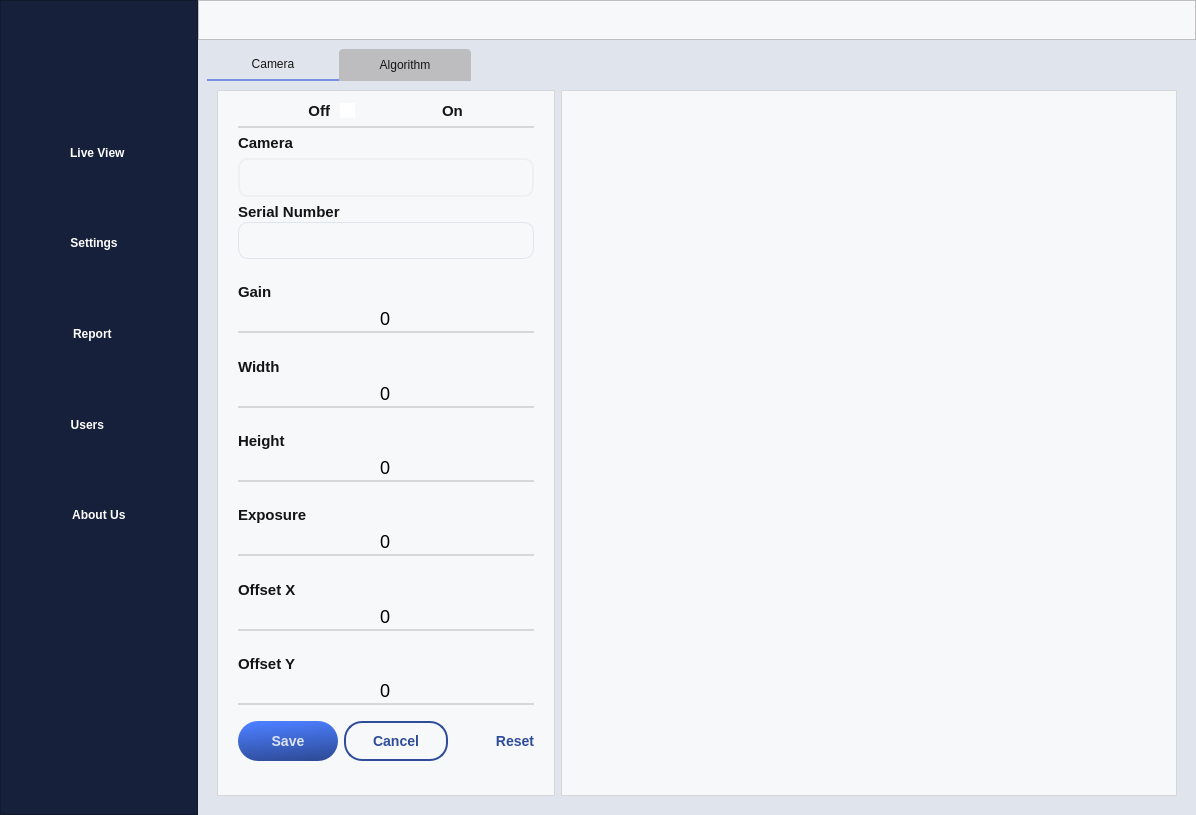
Qt form UIFiles/main_UI.ui (DORSA-co/MSC_Conveyor) before a commit.
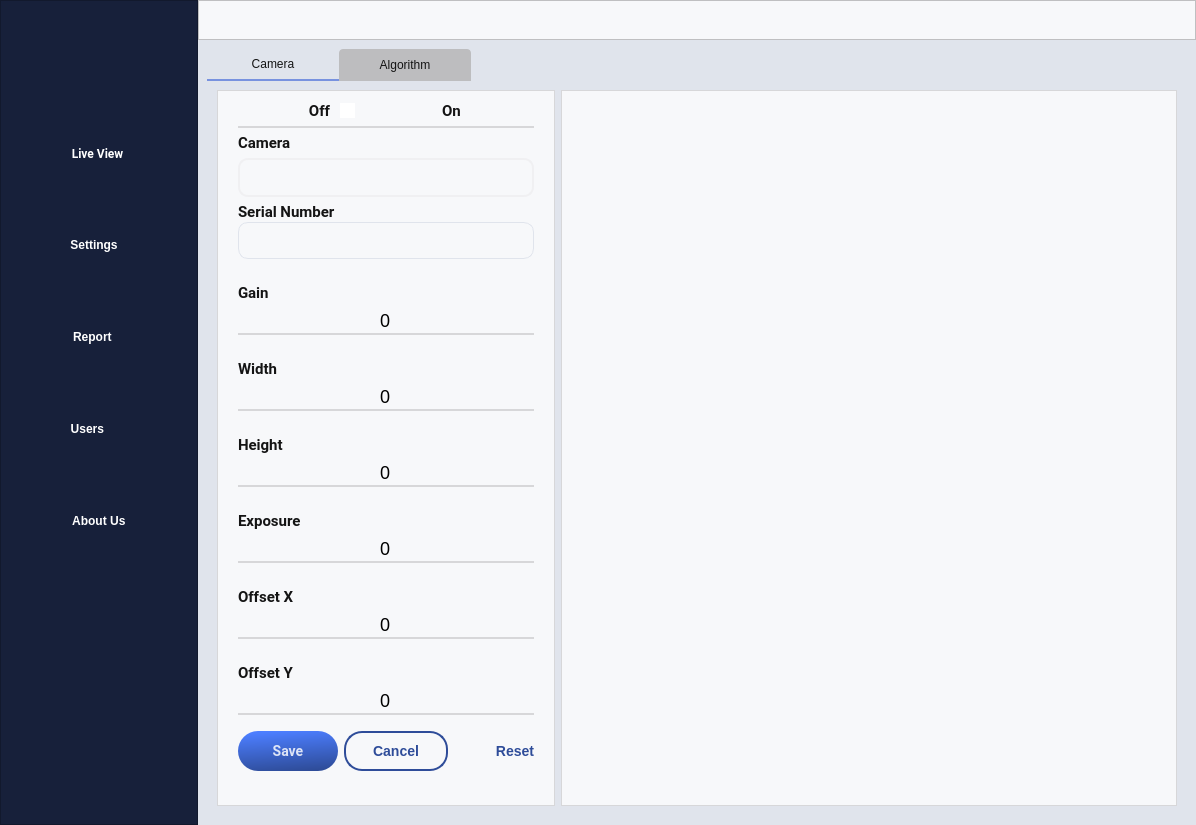
The same form after that commit. The open tabs and pages were chosen to show the change. Icons and pictures are not drawn. Custom widgets are drawn as their Qt base class.

```diff
--- a/UIFiles/main_UI.ui
+++ b/UIFiles/main_UI.ui
@@ -7,7 +7,7 @@
     <x>0</x>
     <y>0</y>
     <width>1196</width>
-    <height>815</height>
+    <height>825</height>
    </rect>
   </property>
   <property name="windowTitle">
@@ -18,7 +18,13 @@
     <bool>true</bool>
    </property>
    <property name="styleSheet">
-    <string notr="true">QLabel{
+    <string notr="true">*{
+	font: auto &quot;Roboto&quot;;
+}
+
+/************************************************************/
+
+QLabel{
 	color: rgb(20, 20, 20);
 }
 
@@ -147,7 +153,7 @@
 
 QGraphicsView{
 	border: None;
-	background-color: #F7F8FA
+	background-color: transparent;
 }
 
 /************************************************************/
@@ -673,7 +679,9 @@
          </property>
          <property name="font">
           <font>
+           <family>Roboto</family>
            <weight>75</weight>
+           <italic>false</italic>
            <bold>true</bold>
           </font>
          </property>
@@ -1738,8 +1746,10 @@
                      </property>
                      <property name="font">
                       <font>
+                       <family>Roboto</family>
                        <pointsize>-1</pointsize>
                        <weight>75</weight>
+                       <italic>false</italic>
                        <bold>true</bold>
                       </font>
                      </property>
@@ -1774,8 +1784,10 @@
                      </property>
                      <property name="font">
                       <font>
+                       <family>Roboto</family>
                        <pointsize>-1</pointsize>
                        <weight>75</weight>
+                       <italic>false</italic>
                        <bold>true</bold>
                       </font>
                      </property>
@@ -1824,8 +1836,10 @@
                         <widget class="QLabel" name="camera_settings_camera_label">
                          <property name="font">
                           <font>
+                           <family>Roboto</family>
                            <pointsize>-1</pointsize>
                            <weight>75</weight>
+                           <italic>false</italic>
                            <bold>true</bold>
                           </font>
                          </property>
@@ -1850,8 +1864,10 @@
                           <widget class="QLabel" name="camera_settings_serial_label">
                            <property name="font">
                             <font>
+                             <family>Roboto</family>
                              <pointsize>-1</pointsize>
                              <weight>75</weight>
+                             <italic>false</italic>
                              <bold>true</bold>
                             </font>
                            </property>
@@ -1878,8 +1894,10 @@
                       <widget class="QLabel" name="camera_settings_gain_label">
                        <property name="font">
                         <font>
+                         <family>Roboto</family>
                          <pointsize>-1</pointsize>
                          <weight>75</weight>
+                         <italic>false</italic>
                          <bold>true</bold>
                         </font>
                        </property>
@@ -1912,8 +1930,10 @@
                        </property>
                        <property name="font">
                         <font>
+                         <family>Roboto</family>
                          <pointsize>-1</pointsize>
                          <weight>75</weight>
+                         <italic>false</italic>
                          <bold>true</bold>
                         </font>
                        </property>
@@ -1943,8 +1963,10 @@
                       <widget class="QLabel" name="camera_settings_height_label">
                        <property name="font">
                         <font>
+                         <family>Roboto</family>
                          <pointsize>-1</pointsize>
                          <weight>75</weight>
+                         <italic>false</italic>
                          <bold>true</bold>
                         </font>
                        </property>
@@ -1974,8 +1996,10 @@
                       <widget class="QLabel" name="camera_settings_exposure_label">
                        <property name="font">
                         <font>
+                         <family>Roboto</family>
                          <pointsize>-1</pointsize>
                          <weight>75</weight>
+                         <italic>false</italic>
                          <bold>true</bold>
                         </font>
                        </property>
@@ -2005,8 +2029,10 @@
                       <widget class="QLabel" name="camera_settings_offsetx_label">
                        <property name="font">
                         <font>
+                         <family>Roboto</family>
                          <pointsize>-1</pointsize>
                          <weight>75</weight>
+                         <italic>false</italic>
                          <bold>true</bold>
                         </font>
                        </property>
@@ -2036,8 +2062,10 @@
                       <widget class="QLabel" name="camera_settings_offsety_label">
                        <property name="font">
                         <font>
+                         <family>Roboto</family>
                          <pointsize>-1</pointsize>
                          <weight>75</weight>
+                         <italic>false</italic>
                          <bold>true</bold>
                         </font>
                        </property>
@@ -2092,8 +2120,10 @@
                        </property>
                        <property name="font">
                         <font>
+                         <family>Roboto</family>
                          <pointsize>-1</pointsize>
                          <weight>75</weight>
+                         <italic>false</italic>
                          <bold>true</bold>
                         </font>
                        </property>
@@ -2318,8 +2348,10 @@
                        </property>
                        <property name="font">
                         <font>
+                         <family>Roboto</family>
                          <pointsize>-1</pointsize>
                          <weight>75</weight>
+                         <italic>false</italic>
                          <bold>true</bold>
                         </font>
                        </property>
```
Left out of the diff: 40 changed lines with no effect on the pictures.
